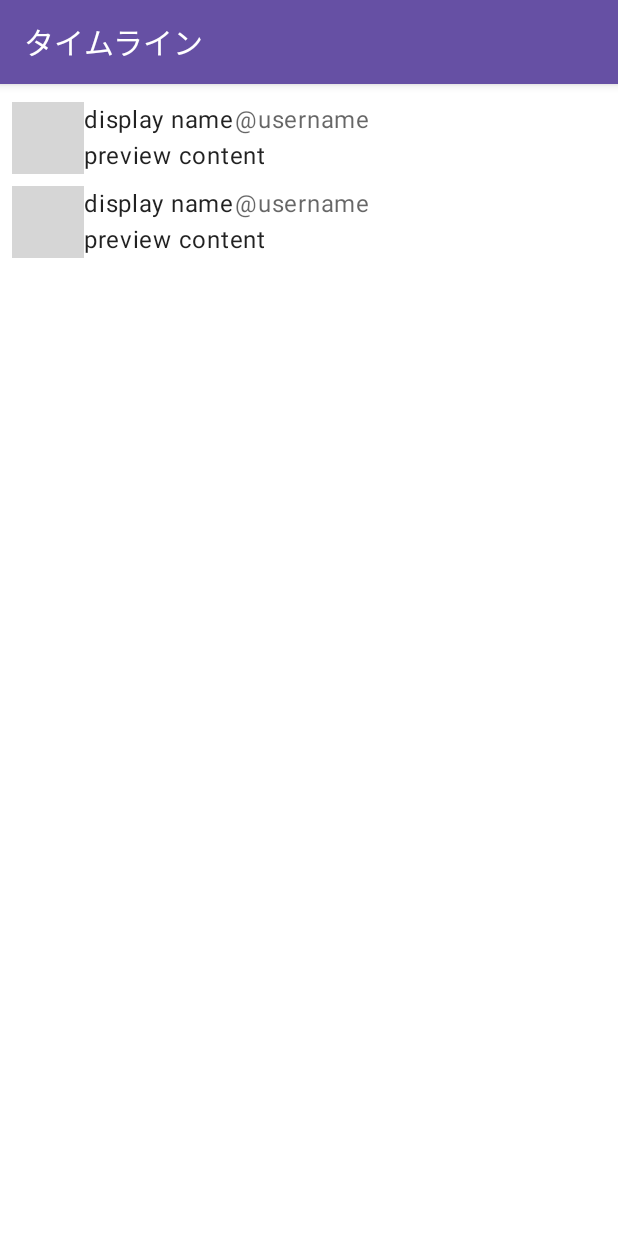
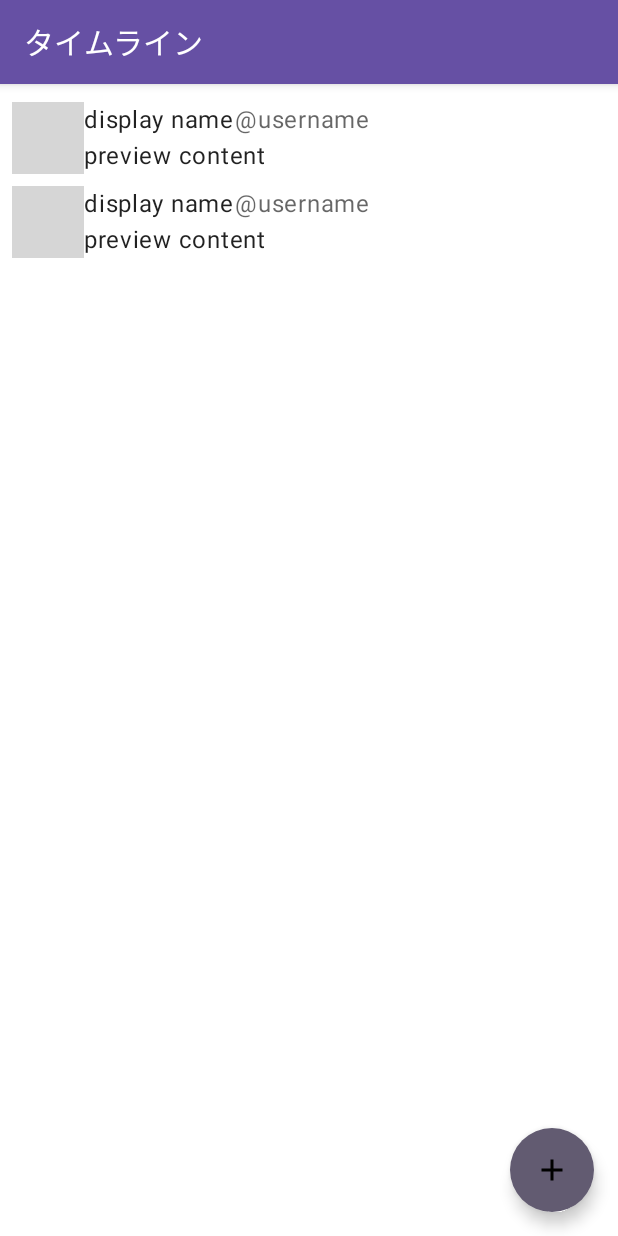
Before and after one commit to Somahc/2023_DMM_internship_yatter, an Android app built with Jetpack Compose: the @Preview function PublicTimelineTemplatePreview, on a phone screen of 412 x 824 dp. Run offline under Robolectric (Android 15) with nearby library versions, the phone set to English and light mode, and no system bars; pictures from the network do not load; grey boxes are pictures that could not be loaded.

Commit message:
PublicTimelineTemplateにFBA表示

```diff
--- a/Yatter2023/app/src/main/java/com/dmm/bootcamp/yatter2023/ui/timeline/PublicTimelineTemplate.kt
+++ b/Yatter2023/app/src/main/java/com/dmm/bootcamp/yatter2023/ui/timeline/PublicTimelineTemplate.kt
@@ -14,9 +14,13 @@ import com.dmm.bootcamp.yatter2023.ui.timeline.bindingmodel.StatusBindingModel
 import androidx.compose.foundation.lazy.items
 import androidx.compose.material.CircularProgressIndicator
 import androidx.compose.material.ExperimentalMaterialApi
+import androidx.compose.material.FloatingActionButton
+import androidx.compose.material.Icon
 import androidx.compose.material.Scaffold
 import androidx.compose.material.Text
 import androidx.compose.material.TopAppBar
+import androidx.compose.material.icons.Icons
+import androidx.compose.material.icons.filled.Add
 import androidx.compose.material.pullrefresh.PullRefreshIndicator
 import androidx.compose.material.pullrefresh.pullRefresh
 import androidx.compose.material.pullrefresh.rememberPullRefreshState
@@ -41,6 +45,14 @@ fun PublicTimelineTemplate(
                     Text(text = "タイムライン")
                 },
             )
+        },
+        floatingActionButton = {
+            FloatingActionButton(onClick = onClickPost) {
+                Icon(
+                    imageVector = Icons.Default.Add,
+                    contentDescription = "post"
+                )
+            }
         }
     ) {
         Box(
```
